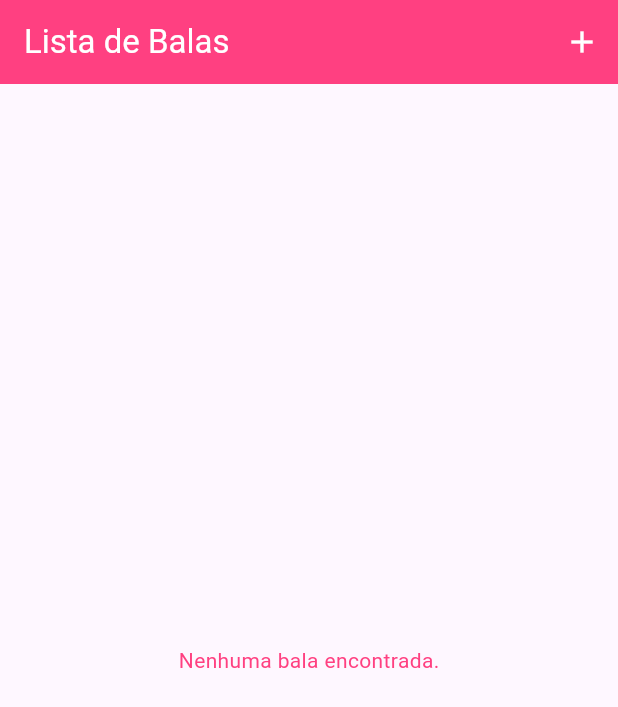
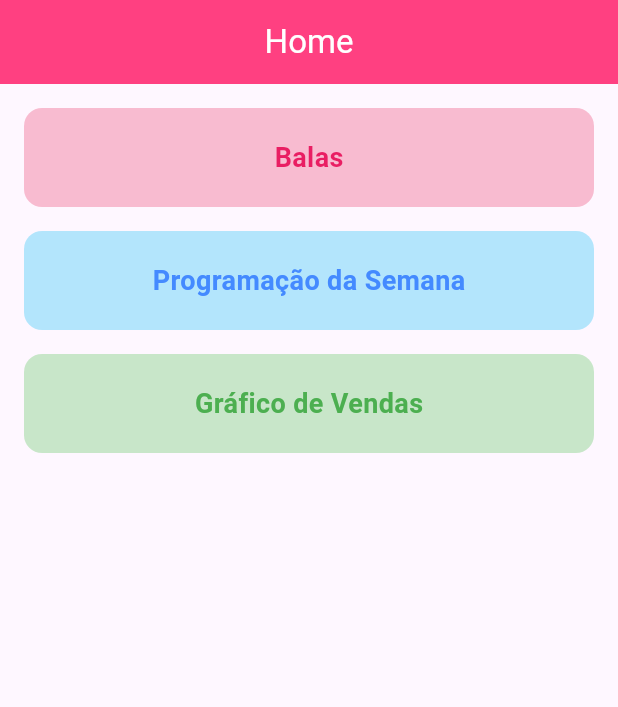
Before and after one commit to MatheusAngelicio/BalaBaiana, a Flutter app: the screen it shows after launch, on a phone screen of 412 x 824 dp. Shown: the top 707 px of the screen. Run offline on Flutter 3.47's test engine with Material 3 defaults, Android fonts, the light colour scheme and no system bars; our stand-ins replace cloud_firestore, firebase_core, flutter_form_builder, flutter_phoenix, flutter_slidable, font_awesome_flutter and 1 more; accounts and stored records are empty.

Commit message:
add home

```diff
--- a/lib/core/routes.dart
+++ b/lib/core/routes.dart
@@ -1,4 +1,5 @@
 class AppRoutes {
+  static const String home = '/home';
   static const String listBullet = '/list';
   static const String createBullet = '/create';
 }
--- a/lib/main.dart
+++ b/lib/main.dart
@@ -1,6 +1,7 @@
 import 'package:bala_baiana/core/inject_service.dart';
 import 'package:bala_baiana/core/routes.dart';
 import 'package:bala_baiana/modules/create_bullet/page/create_bullet_page.dart';
+import 'package:bala_baiana/modules/home/page/home_page.dart';
 import 'package:bala_baiana/modules/list_bullet/page/list_bullet_page.dart';
 import 'package:firebase_core/firebase_core.dart';
 import 'package:flutter/material.dart';
@@ -29,10 +30,11 @@ class MyApp extends StatelessWidget {
       theme: ThemeData(
         primarySwatch: Colors.blue,
       ),
-      initialRoute: AppRoutes.listBullet,
+      initialRoute: AppRoutes.home,
       getPages: [
         GetPage(name: AppRoutes.listBullet, page: () => ListBulletPage()),
         GetPage(name: AppRoutes.createBullet, page: () => CreateBulletPage()),
+        GetPage(name: AppRoutes.home, page: () => HomePage()),
       ],
     );
   }
--- a/lib/modules/create_bullet/controller/bullet_controller.dart
+++ b/lib/modules/create_bullet/controller/create_bullet_controller.dart
@@ -6,7 +6,7 @@ import 'package:flutter/material.dart';
 import 'package:flutter_form_builder/flutter_form_builder.dart';
 import 'package:get/get.dart';
 
-class BulletManagementController extends GetxController {
+class CreateBulletController extends GetxController {
   final BulletService _bulletService = Get.find<BulletService>();
 
   final formKey = GlobalKey<FormBuilderState>();
--- a/lib/modules/create_bullet/page/create_bullet_page.dart
+++ b/lib/modules/create_bullet/page/create_bullet_page.dart
@@ -1,4 +1,4 @@
-import 'package:bala_baiana/modules/create_bullet/controller/bullet_controller.dart';
+import 'package:bala_baiana/modules/create_bullet/controller/create_bullet_controller.dart';
 import 'package:bala_baiana/modules/create_bullet/widgets/add_ingredient_dialog.dart';
 import 'package:flutter/material.dart';
 import 'package:flutter_form_builder/flutter_form_builder.dart';
@@ -9,8 +9,7 @@ import 'package:get/get.dart';
 class CreateBulletPage extends StatelessWidget {
   CreateBulletPage({super.key});
 
-  final BulletManagementController controller =
-      Get.put(BulletManagementController());
+  final CreateBulletController controller = Get.put(CreateBulletController());
 
   @override
   Widget build(BuildContext context) {
--- /dev/null
+++ b/lib/modules/home/controller/home_controller.dart
@@ -0,0 +1,8 @@
+import 'package:bala_baiana/core/routes.dart';
+import 'package:get/get.dart';
+
+class HomeController extends GetxController {
+  void goToBulletPage() {
+    Get.toNamed(AppRoutes.listBullet);
+  }
+}
--- /dev/null
+++ b/lib/modules/home/page/home_page.dart
@@ -0,0 +1,102 @@
+import 'package:bala_baiana/modules/home/controller/home_controller.dart';
+import 'package:flutter/material.dart';
+import 'package:get/get.dart';
+
+class HomePage extends StatelessWidget {
+  HomePage({super.key});
+
+  final HomeController controller = Get.put(HomeController());
+
+  @override
+  Widget build(BuildContext context) {
+    return Scaffold(
+      appBar: AppBar(
+        title: const Text(
+          'Home',
+          style: TextStyle(color: Colors.white),
+        ),
+        centerTitle: true,
+        backgroundColor: Colors.pinkAccent,
+      ),
+      body: Padding(
+        padding: const EdgeInsets.all(16.0),
+        child: Column(
+          children: [
+            // Menu Balas
+            GestureDetector(
+              onTap: () {
+                controller.goToBulletPage();
+              },
+              child: Container(
+                width: double.infinity,
+                padding: const EdgeInsets.symmetric(vertical: 20),
+                decoration: BoxDecoration(
+                  color: Colors.pink[100],
+                  borderRadius: BorderRadius.circular(12),
+                ),
+                child: const Center(
+                  child: Text(
+                    'Balas',
+                    style: TextStyle(
+                      fontSize: 18,
+                      fontWeight: FontWeight.bold,
+                      color: Colors.pink,
+                    ),
+                  ),
+                ),
+              ),
+            ),
+            const SizedBox(height: 16),
+
+            // Menu Programação da Semana
+            GestureDetector(
+              onTap: () {},
+              child: Container(
+                width: double.infinity,
+                padding: const EdgeInsets.symmetric(vertical: 20),
+                decoration: BoxDecoration(
+                  color: Colors.lightBlue[100],
+                  borderRadius: BorderRadius.circular(12),
+                ),
+                child: const Center(
+                  child: Text(
+                    'Programação da Semana',
+                    style: TextStyle(
+                      fontSize: 18,
+                      fontWeight: FontWeight.bold,
+                      color: Colors.blueAccent,
+                    ),
+                  ),
+                ),
+              ),
+            ),
+            const SizedBox(height: 16),
+
+            // Menu Gráfico de Vendas
+            GestureDetector(
+              onTap: () {},
+              child: Container(
+                width: double.infinity,
+                padding: const EdgeInsets.symmetric(vertical: 20),
+                decoration: BoxDecoration(
+                  color: Colors.green[100],
+                  borderRadius: BorderRadius.circular(12),
+                ),
+                child: const Center(
+                  child: Text(
+                    'Gráfico de Vendas',
+                    style: TextStyle(
+                      fontSize: 18,
+                      fontWeight: FontWeight.bold,
+                      color: Colors.green,
+                    ),
+                  ),
+                ),
+              ),
+            ),
+          ],
+        ),
+      ),
+    );
+  }
+}
--- a/lib/modules/list_bullet/page/list_bullet_page.dart
+++ b/lib/modules/list_bullet/page/list_bullet_page.dart
@@ -23,6 +23,7 @@ class ListBulletPage extends StatelessWidget {
             },
           ),
         ],
+        iconTheme: const IconThemeData(color: Colors.white),
       ),
       body: Obx(() {
         if (controller.loading.value) {
```
Also changed, not shown: 3 other files.
